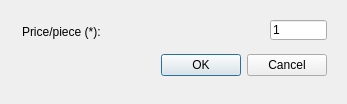
Qt form views/gui/ui/SellerTorrentPluginConfigurationDialog.ui (RdeWilde/JoyStream) before a commit.
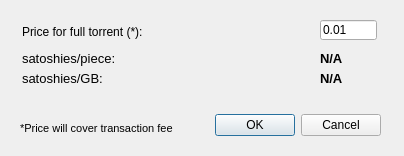
The same form after that commit.

Commit message: fixed ui for setting price

The edit to the form file:
```diff
--- a/views/gui/ui/SellerTorrentPluginConfigurationDialog.ui
+++ b/views/gui/ui/SellerTorrentPluginConfigurationDialog.ui
@@ -6,8 +6,8 @@
    <rect>
     <x>0</x>
     <y>0</y>
-    <width>347</width>
-    <height>104</height>
+    <width>404</width>
+    <height>156</height>
    </rect>
   </property>
   <property name="windowTitle">
@@ -16,8 +16,8 @@
   <widget class="QDialogButtonBox" name="buttonBox">
    <property name="geometry">
     <rect>
-     <x>146</x>
-     <y>50</y>
+     <x>200</x>
+     <y>110</y>
      <width>181</width>
      <height>31</height>
     </rect>
@@ -39,20 +39,20 @@
     </rect>
    </property>
    <property name="text">
-    <string>Price/piece (*):</string>
+    <string>Price for full torrent (*):</string>
    </property>
   </widget>
   <widget class="QLineEdit" name="minPriceLineEdit">
    <property name="geometry">
     <rect>
-     <x>270</x>
+     <x>320</x>
      <y>20</y>
      <width>57</width>
      <height>20</height>
     </rect>
    </property>
    <property name="text">
-    <string>1</string>
+    <string>0.01</string>
    </property>
   </widget>
   <widget class="QLabel" name="minLockLabel">
@@ -171,20 +171,25 @@
    <property name="geometry">
     <rect>
      <x>22</x>
-     <y>160</y>
+     <y>70</y>
      <width>231</width>
      <height>16</height>
     </rect>
    </property>
+   <property name="font">
+    <font>
+     <pointsize>10</pointsize>
+    </font>
+   </property>
    <property name="text">
-    <string>Price/piece (satoshies):</string>
+    <string>satoshies/GB:</string>
    </property>
   </widget>
   <widget class="QLabel" name="computedSatoshiesMinPriceValue">
    <property name="geometry">
     <rect>
-     <x>270</x>
-     <y>160</y>
+     <x>320</x>
+     <y>50</y>
      <width>55</width>
      <height>16</height>
     </rect>
@@ -200,6 +205,63 @@
     <string>N/A</string>
    </property>
   </widget>
+  <widget class="QLabel" name="pricePerGBFieldLabel">
+   <property name="geometry">
+    <rect>
+     <x>22</x>
+     <y>50</y>
+     <width>111</width>
+     <height>16</height>
+    </rect>
+   </property>
+   <property name="font">
+    <font>
+     <pointsize>10</pointsize>
+    </font>
+   </property>
+   <property name="text">
+    <string>satoshies/piece:</string>
+   </property>
+  </widget>
+  <widget class="QLabel" name="pricePerGBLabel">
+   <property name="geometry">
+    <rect>
+     <x>320</x>
+     <y>70</y>
+     <width>55</width>
+     <height>16</height>
+    </rect>
+   </property>
+   <property name="font">
+    <font>
+     <pointsize>10</pointsize>
+     <weight>75</weight>
+     <italic>false</italic>
+     <bold>true</bold>
+    </font>
+   </property>
+   <property name="text">
+    <string>N/A</string>
+   </property>
+  </widget>
+  <widget class="QLabel" name="label">
+   <property name="geometry">
+    <rect>
+     <x>20</x>
+     <y>120</y>
+     <width>251</width>
+     <height>17</height>
+    </rect>
+   </property>
+   <property name="font">
+    <font>
+     <pointsize>8</pointsize>
+    </font>
+   </property>
+   <property name="text">
+    <string>*Price will cover transaction fee</string>
+   </property>
+  </widget>
  </widget>
  <resources/>
  <connections>
```
The commit also changes 6 other files.
